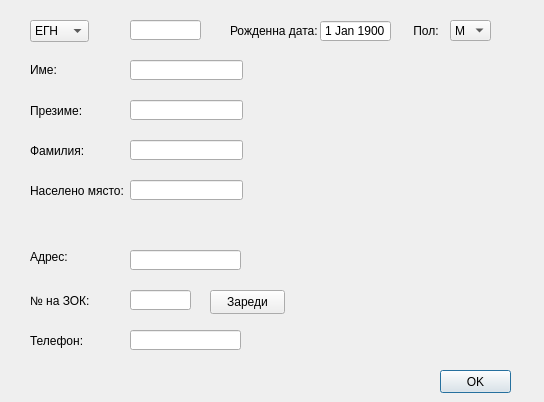
Before: the Qt Designer form src/View/PatientDialog/PatientFormDialog.ui in thefinalcutbg/DinoDent, drawn with Qt 5.
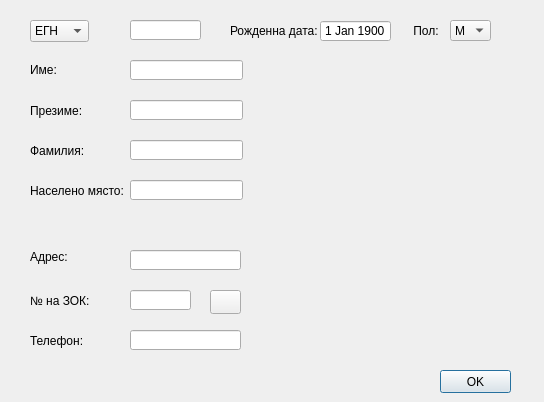
After: the same form once the commit is applied. Custom widgets are drawn as their Qt base class.

Diff of the .ui file:
```diff
--- a/src/View/PatientDialog/PatientFormDialog.ui
+++ b/src/View/PatientDialog/PatientFormDialog.ui
@@ -397,12 +397,12 @@
     <rect>
      <x>210</x>
      <y>290</y>
-     <width>75</width>
+     <width>31</width>
      <height>24</height>
     </rect>
    </property>
    <property name="text">
-    <string>Зареди</string>
+    <string/>
    </property>
   </widget>
  </widget>
```
Left out of the diff: 2 changed lines with no effect on the pictures.
